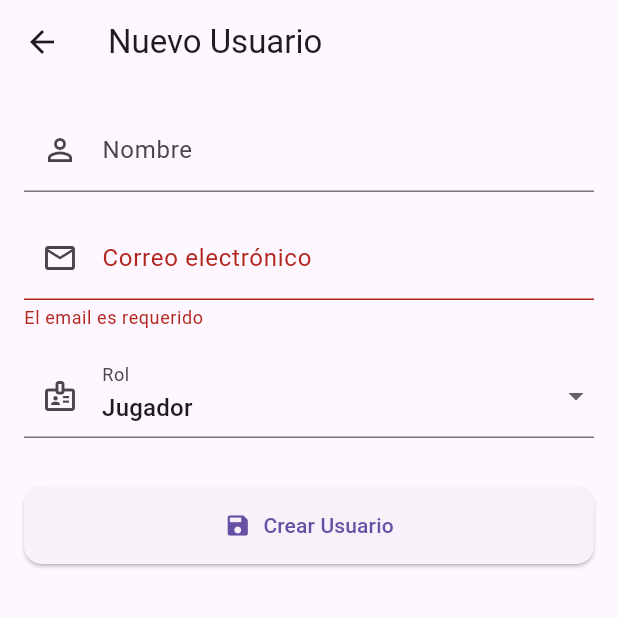
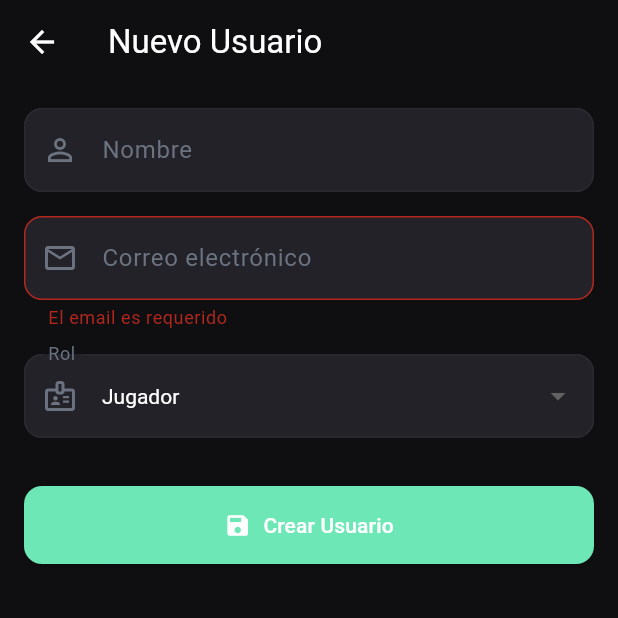
Before and after one commit to cuatrojos-jp/appitz, a Flutter app: the UsuarioFormScreen screen opened directly with empty values, after a tap on "Crear Usuario", on a phone screen of 412 x 824 dp, the top half of it. Run offline on Flutter 3.47's test engine with Material 3 defaults, Android fonts, the phone set to English and light mode, and no system bars; our stand-ins replace flutter_dotenv, supabase_flutter; accounts and stored records are empty.

Commit message:
Arreglado problemas de navegacion despues de crear un usuario-

```diff
--- a/lib/screens/usuario_form_screen.dart
+++ b/lib/screens/usuario_form_screen.dart
@@ -2,6 +2,7 @@ import 'package:flutter/material.dart';
 import '../models/user_model.dart';
 import '../widgets/show_snackbar.dart';
 import '../services/usuario_service.dart';
+import '../theme/app_theme.dart';
 
 class UsuarioFormScreen extends StatefulWidget {
   final UserModel? usuario;
@@ -24,12 +25,11 @@ class _UsuarioFormScreenState extends State<UsuarioFormScreen> {
   final UsuarioService _usuarioService = UsuarioService();
 
   bool _isLoading = false;
-  String? _errorMessage;
 
   late String _selectedRolId;
 
   static const String _adminRoleId = 'a0d38955-fa67-4751-a36b-777fcf4d8ed9';
-  static const String _jugadorRoleId = 'uuid-jugador';
+  static const String _jugadorRoleId = '6c3d23ab-6228-44b8-8216-6f25ff1b7a4f';
 
   @override
   void initState() {
@@ -53,32 +53,40 @@ class _UsuarioFormScreenState extends State<UsuarioFormScreen> {
       if (widget.usuario == null) {
         const tempPassword = 'Temporal123!';
 
-        await _usuarioService.crearUsuario(
+        await _usuarioService.crearUsuarioPorCoordinador(
           email: _emailCtrl.text.trim(),
-          nombre: _nombreCtrl.text.trim().isEmpty
-              ? 'Sin nombre'
-              : _nombreCtrl.text.trim(),
+          nombre: _nombreCtrl.text.trim().isEmpty ? 'Sin nombre' : _nombreCtrl.text.trim(),
           password: tempPassword,
           rolId: _selectedRolId,
         );
 
         if (mounted) {
+          setState(() => _isLoading = false);
           showSnackBar(
             context,
             'Usuario creado. Contraseña temporal: $tempPassword',
           );
-          Navigator.pop(context, true);
+          await Future.delayed(const Duration(seconds: 1));
+          if (mounted) {
+            Navigator.pop(context, true);
+          }
         }
       } else {
-        // EDITAR USUARIO EXISTENTE
         await _usuarioService.cambiarRol(widget.usuario!.id, _selectedRolId);
-        if (mounted) Navigator.pop(context, true);
+        if (mounted) {
+          setState(() => _isLoading = false);
+          WidgetsBinding.instance.addPostFrameCallback((_) {
+            if (mounted) {
+              Navigator.pop(context, true);
+            }
+          });
+        }
       }
     } catch (e) {
-      _errorMessage = e.toString();
-      if (mounted) showSnackBar(context, 'Error: $_errorMessage', color: Colors.red);
-    } finally {
-      if (mounted) setState(() => _isLoading = false);
+      if (mounted) {
+        setState(() => _isLoading = false);
+        showSnackBar(context, 'Error: ${e.toString()}');
+      }
     }
   }
 
@@ -87,7 +95,19 @@ class _UsuarioFormScreenState extends State<UsuarioFormScreen> {
     final esNuevo = widget.usuario == null;
 
     return Scaffold(
-      appBar: AppBar(title: Text(esNuevo ? 'Nuevo Usuario' : 'Editar Usuario')),
+      backgroundColor: AppTheme.backgroundColorAlt,
+      appBar: AppBar(
+        title: Text(
+          esNuevo ? 'Nuevo Usuario' : 'Editar Usuario',
+          style: const TextStyle(color: Colors.white),
+        ),
+        backgroundColor: AppTheme.backgroundColorAlt,
+        elevation: 0,
+        leading: IconButton(
+          icon: const Icon(Icons.arrow_back, color: Colors.white),
+          onPressed: () => Navigator.pop(context),
+        ),
+      ),
       body: SingleChildScrollView(
         padding: const EdgeInsets.all(16),
         child: Form(
@@ -95,37 +115,91 @@ class _UsuarioFormScreenState extends State<UsuarioFormScreen> {
           child: Column(
             crossAxisAlignment: CrossAxisAlignment.stretch,
             children: [
+              // Campo Nombre
               TextFormField(
                 controller: _nombreCtrl,
-                decoration: const InputDecoration(
+                style: const TextStyle(color: Colors.white),
+                decoration: InputDecoration(
                   labelText: 'Nombre',
+                  labelStyle: const TextStyle(color: AppTheme.mutedForegroundColor),
                   hintText: 'Nombre completo',
-                  prefixIcon: Icon(Icons.person_outline),
+                  hintStyle: const TextStyle(color: AppTheme.mutedForegroundColor),
+                  prefixIcon: const Icon(Icons.person_outline, color: AppTheme.mutedForegroundColor),
+                  filled: true,
+                  fillColor: AppTheme.secondaryColor,
+                  border: OutlineInputBorder(
+                    borderRadius: BorderRadius.circular(12),
+                    borderSide: const BorderSide(color: AppTheme.borderColor),
+                  ),
+                  enabledBorder: OutlineInputBorder(
+                    borderRadius: BorderRadius.circular(12),
+                    borderSide: const BorderSide(color: AppTheme.borderColor),
+                  ),
+                  focusedBorder: OutlineInputBorder(
+                    borderRadius: BorderRadius.circular(12),
+                    borderSide: const BorderSide(color: AppTheme.primaryColor, width: 2),
+                  ),
                 ),
               ),
               const SizedBox(height: 16),
 
+              // Campo Email
               TextFormField(
                 controller: _emailCtrl,
                 keyboardType: TextInputType.emailAddress,
-                decoration: const InputDecoration(
+                style: const TextStyle(color: Colors.white),
+                decoration: InputDecoration(
                   labelText: 'Correo electrónico',
+                  labelStyle: const TextStyle(color: AppTheme.mutedForegroundColor),
                   hintText: 'email@ejemplo.com',
-                  prefixIcon: Icon(Icons.email_outlined),
+                  hintStyle: const TextStyle(color: AppTheme.mutedForegroundColor),
+                  prefixIcon: const Icon(Icons.email_outlined, color: AppTheme.mutedForegroundColor),
+                  filled: true,
+                  fillColor: AppTheme.secondaryColor,
+                  border: OutlineInputBorder(
+                    borderRadius: BorderRadius.circular(12),
+                    borderSide: const BorderSide(color: AppTheme.borderColor),
+                  ),
+                  enabledBorder: OutlineInputBorder(
+                    borderRadius: BorderRadius.circular(12),
+                    borderSide: const BorderSide(color: AppTheme.borderColor),
+                  ),
+                  focusedBorder: OutlineInputBorder(
+                    borderRadius: BorderRadius.circular(12),
+                    borderSide: const BorderSide(color: AppTheme.primaryColor, width: 2),
+                  ),
                 ),
                 validator: (v) {
-                  if (v == null || v.trim().isEmpty)
-                    return 'El email es requerido';
+                  if (v == null || v.trim().isEmpty) return 'El email es requerido';
                   if (!v.contains('@')) return 'Email inválido';
                   return null;
                 },
               ),
               const SizedBox(height: 16),
+
+              // Dropdown Rol
               DropdownButtonFormField<String>(
-                initialValue: _selectedRolId,
-                decoration: const InputDecoration(
+                value: _selectedRolId,
+                style: const TextStyle(color: Colors.white),
+                dropdownColor: AppTheme.cardColor,
+                decoration: InputDecoration(
                   labelText: 'Rol',
-                  prefixIcon: Icon(Icons.badge_outlined),
+                  labelStyle: const TextStyle(color: AppTheme.mutedForegroundColor),
+                  prefixIcon: const Icon(Icons.badge_outlined, color: AppTheme.mutedForegroundColor),
+                  filled: true,
+                  fillColor: AppTheme.secondaryColor,
+                  border: OutlineInputBorder(
+                    borderRadius: BorderRadius.circular(12),
+                    borderSide: const BorderSide(color: AppTheme.borderColor),
+                  ),
+                  enabledBorder: OutlineInputBorder(
+                    borderRadius: BorderRadius.circular(12),
+                    borderSide: const BorderSide(color: AppTheme.borderColor),
+                  ),
+                  focusedBorder: OutlineInputBorder(
+                    borderRadius: BorderRadius.circular(12),
+                    borderSide: const BorderSide(color: AppTheme.primaryColor, width: 2),
+                  ),
                 ),
                 items: [
                   DropdownMenuItem(
@@ -140,11 +214,24 @@ class _UsuarioFormScreenState extends State<UsuarioFormScreen> {
                 onChanged: (v) => setState(() => _selectedRolId = v!),
               ),
               const SizedBox(height: 32),
+
+              // Botón Guardar
               ElevatedButton.icon(
                 onPressed: _isLoading ? null : _guardar,
-                icon: const Icon(Icons.save),
+                icon: _isLoading
+                    ? const SizedBox(
+                        height: 20,
+                        width: 20,
+                        child: CircularProgressIndicator(
+                          strokeWidth: 2,
+                          valueColor: AlwaysStoppedAnimation<Color>(Colors.white),
+                        ),
+                      )
+                    : const Icon(Icons.save),
                 label: Text(esNuevo ? 'Crear Usuario' : 'Guardar Cambios'),
                 style: ElevatedButton.styleFrom(
+                  backgroundColor: AppTheme.primaryColor,
+                  foregroundColor: Colors.white,
                   padding: const EdgeInsets.symmetric(vertical: 16),
                   shape: RoundedRectangleBorder(
                     borderRadius: BorderRadius.circular(12),
--- a/lib/widgets/rol_badge.dart
+++ b/lib/widgets/rol_badge.dart
@@ -7,7 +7,7 @@ class RolBadge extends StatelessWidget {
 
   // UUIDs de roles
   static const String _adminRoleId = 'a0d38955-fa67-4751-a36b-777fcf4d8ed9';
-  static const String _jugadorRoleId = 'uuid-jugador-aqui';
+  static const String _jugadorRoleId = '6c3d23ab-6228-44b8-8216-6f25ff1b7a4f';
 
   String _getLabel() {
     if (rolId == _adminRoleId) return 'Coordinador';  // ← Visualmente Coordinador
```
Also changed, not shown: lib/screens/lista_usuarios.dart (+44 -19 lines), lib/services/usuario_service.dart (+27 -0 lines), 1 other file.
